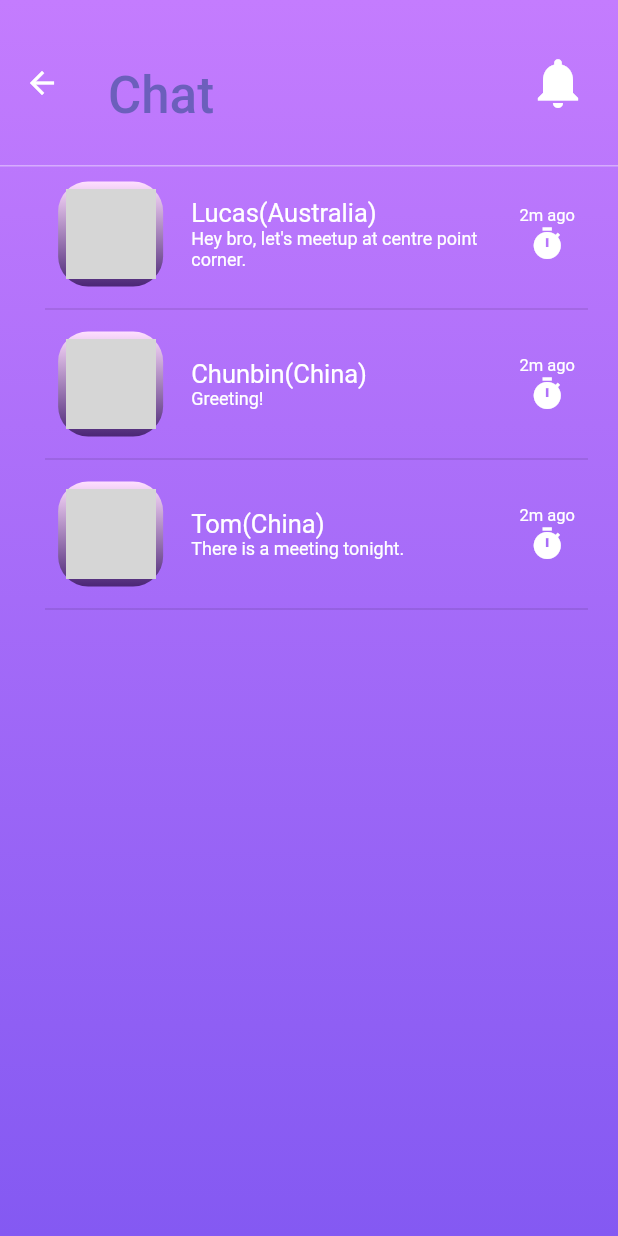
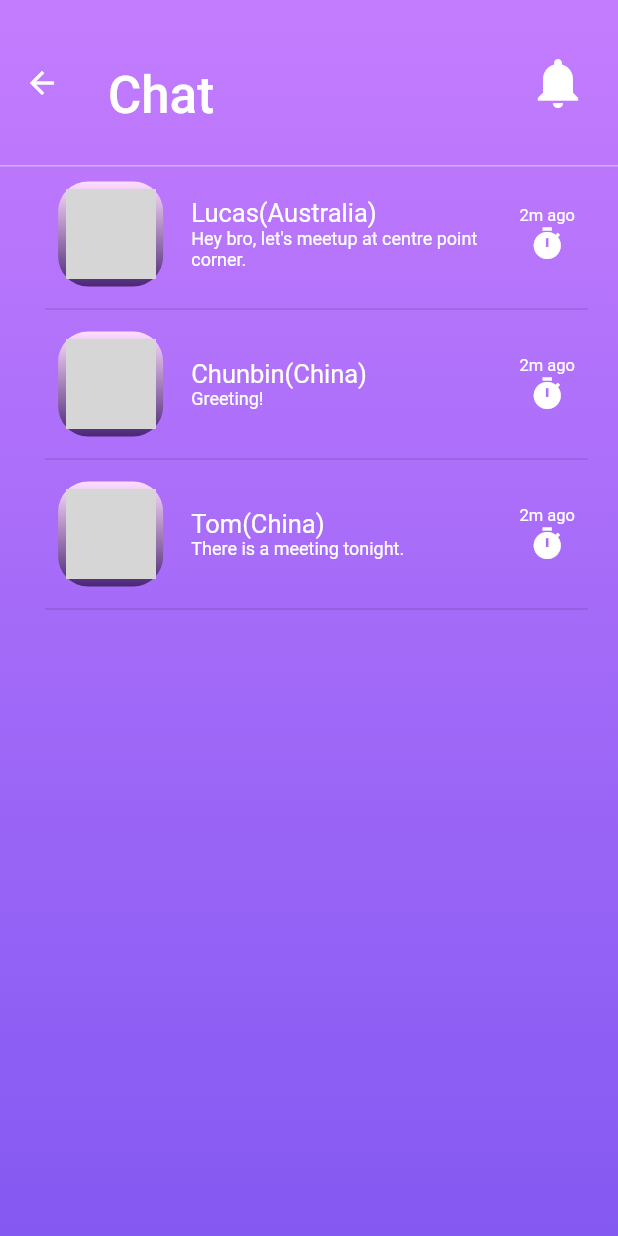
Before and after one commit to qwe2429577539/WORLDCITIZEN-JAVA-, a Flutter app: the ChatPage screen opened by its route, on a phone screen of 412 x 824 dp. Run offline on Flutter 3.47's test engine with Material 2 defaults, Android fonts, the light colour scheme and no system bars; missing offline and left inert: dart:html; network calls fail; grey boxes are pictures that could not be loaded.

```diff
--- a/app_flutter_01/flutter_application_1/lib/mainpage/chat.dart
+++ b/app_flutter_01/flutter_application_1/lib/mainpage/chat.dart
@@ -1,6 +1,4 @@
-/**
- * chat page
- */
+/// chat page
 
 import 'package:flutter/material.dart';
 import 'package:flutter/services.dart';
@@ -8,12 +6,13 @@ import 'package:flutter_application_1/mainpage/notice.dart';
 import 'package:flutter_application_1/_routing/router.dart';
 import 'package:flutter_application_1/_routing/routes.dart';
 
-const BACKGROUNDCOLOR = Color.fromRGBO(188, 169, 255, 1);
-const CHATTEXTCOLOR = Color.fromARGB(255, 255, 255, 255);
-const REMINDERCOLOR = Color.fromARGB(255, 255, 255, 255);
+const backgroundColor = Color.fromRGBO(188, 169, 255, 1);
+const chatTextColor = Color.fromARGB(255, 255, 255, 255);
+const reminderColor = Color.fromARGB(255, 255, 255, 255);
+const mainPageTitleColor = Color.fromARGB(255, 255, 255, 255);
 
 /// 整体背景颜色设置
-const GRADIENTDECORATION = BoxDecoration(
+const gradientDecoration = BoxDecoration(
     gradient: LinearGradient(
   begin: Alignment.topCenter,
   end: Alignment.bottomCenter,
@@ -40,7 +39,7 @@ class _ChatPage extends State<ChatPage> {
   @override
   Widget build(BuildContext context) {
     return Container(
-      decoration: GRADIENTDECORATION,
+      decoration: gradientDecoration,
       child: Scaffold(
         backgroundColor: Colors.transparent,
         appBar: AppBar(
@@ -58,7 +57,7 @@ class _ChatPage extends State<ChatPage> {
             "Chat",
             //style of title
             style: TextStyle(
-              color: Color.fromRGBO(108, 95, 188, 1),
+              color: mainPageTitleColor,
               fontSize: 34,
               height: 2,
             ),
@@ -164,13 +163,13 @@ class _ChatPage extends State<ChatPage> {
                 alignment: Alignment.topLeft,
                 child: Text(
                   name,
-                  style: const TextStyle(fontSize: 17, color: CHATTEXTCOLOR),
+                  style: const TextStyle(fontSize: 17, color: chatTextColor),
                 )),
             Align(
                 alignment: Alignment.topLeft,
                 child: Text(
                   message,
-                  style: const TextStyle(fontSize: 12, color: CHATTEXTCOLOR),
+                  style: const TextStyle(fontSize: 12, color: chatTextColor),
                 )),
           ],
         )); //Text 容器
@@ -185,11 +184,11 @@ class _ChatPage extends State<ChatPage> {
           alignment: Alignment.topCenter,
           child: Text(
             "2m ago",
-            style: TextStyle(fontSize: 11, color: REMINDERCOLOR),
+            style: TextStyle(fontSize: 11, color: reminderColor),
           )),
       Icon(
         Icons.timer,
-        color: REMINDERCOLOR,
+        color: reminderColor,
       ),
     ]);
   } //Chat状态提示
```
Also changed, not shown: app_flutter_01/flutter_application_1/lib/subpage/contact.dart (+149 -87 lines).
